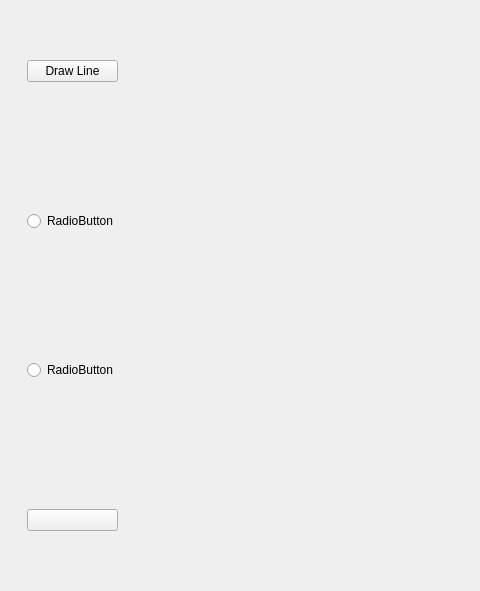
Old version of the form mainwindow.ui in the repository mhocio/Pixel-Drawing; both pictures show x 0 to 480 and y 90 to 681 of the 1103 by 793 pixel window.
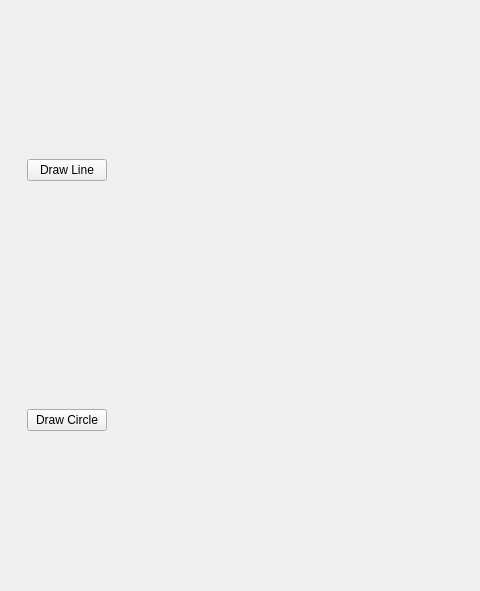
New version of the form.

Commit message: Add drawing of circles

```diff
--- a/mainwindow.ui
+++ b/mainwindow.ui
@@ -44,23 +44,9 @@
            </widget>
           </item>
           <item>
-           <widget class="QRadioButton" name="radioButton">
+           <widget class="QPushButton" name="drawCircleButton">
             <property name="text">
-             <string>RadioButton</string>
-            </property>
-           </widget>
-          </item>
-          <item>
-           <widget class="QRadioButton" name="radioButton_2">
-            <property name="text">
-             <string>RadioButton</string>
-            </property>
-           </widget>
-          </item>
-          <item>
-           <widget class="QPushButton" name="pushButton_3">
-            <property name="text">
-             <string/>
+             <string>Draw Circle</string>
             </property>
            </widget>
           </item>
```
The commit also changes 8 other files.
